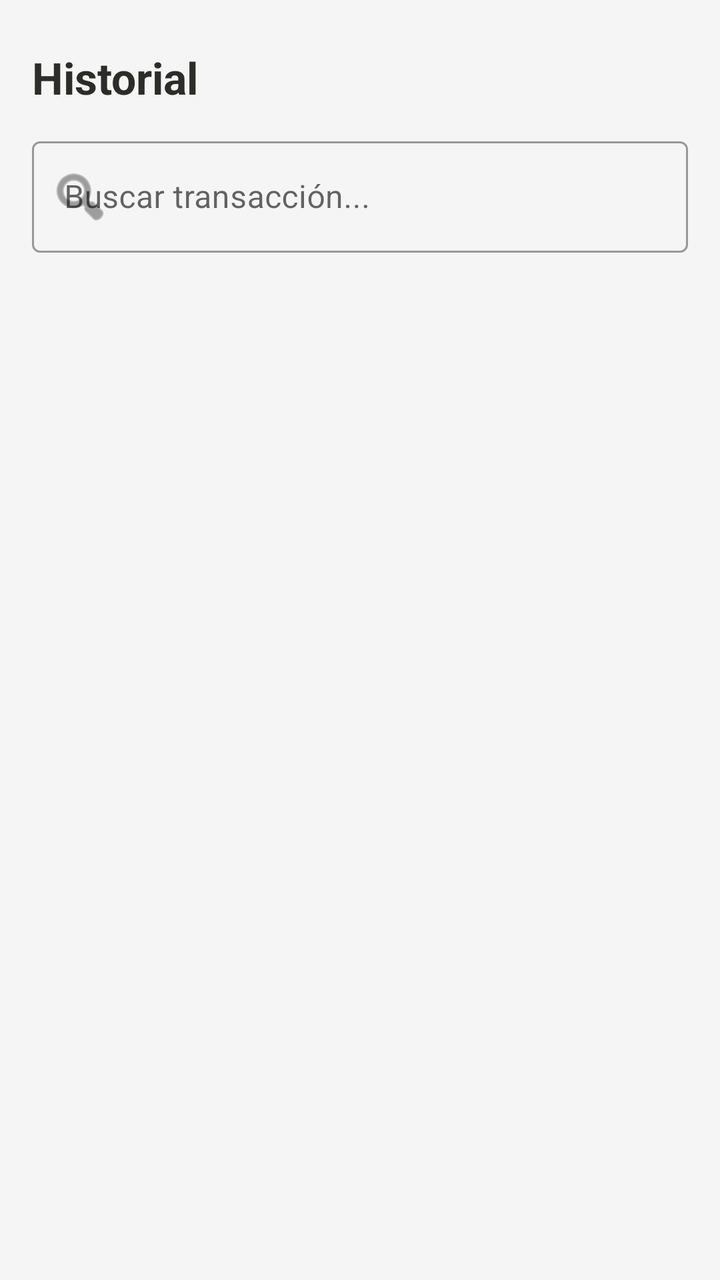
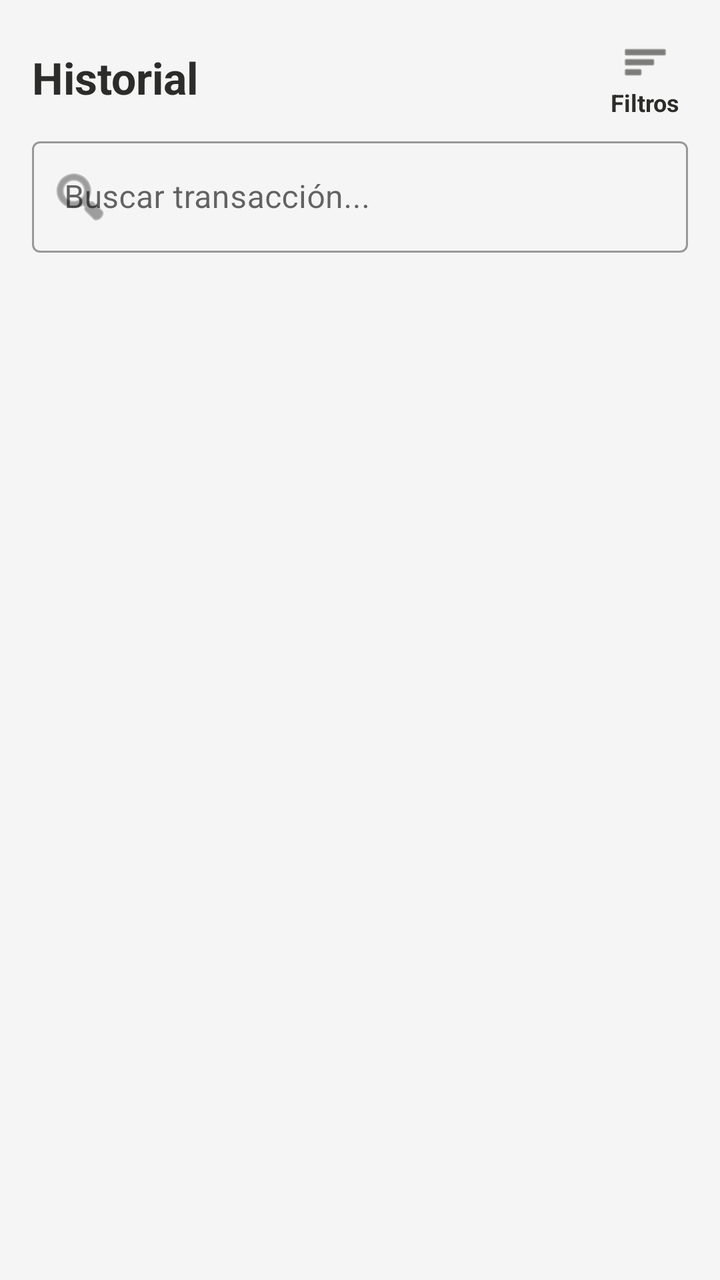

Two renders of the same Android screen: before a commit and after it. Below are the layout's source before the change and the commit's diff.
<!-- AndroidManifest.xml: application theme Theme.WonderBalance -->
<!-- res/layout/fragmento_historial.xml -->
<?xml version="1.0" encoding="utf-8"?>
<androidx.constraintlayout.widget.ConstraintLayout
    xmlns:android="http://schemas.android.com/apk/res/android"
    xmlns:app="http://schemas.android.com/apk/res-auto"
    android:layout_width="match_parent"
    android:layout_height="match_parent"
    android:background="#F5F5F5"
    android:padding="16dp">

    <TextView
        android:id="@+id/txt_titulo"
        android:layout_width="0dp"
        android:layout_height="wrap_content"
        android:text="Historial"
        android:textSize="22sp"
        android:textStyle="bold"
        android:textColor="#2C2C2A"
        android:layout_marginTop="8dp"
        app:layout_constraintTop_toTopOf="parent"
        app:layout_constraintStart_toStartOf="parent"
        app:layout_constraintEnd_toEndOf="parent"/>

    
    <com.google.android.material.textfield.TextInputLayout
        android:id="@+id/campo_busqueda"
        style="@style/Widget.MaterialComponents.TextInputLayout.OutlinedBox"
        android:layout_width="0dp"
        android:layout_height="wrap_content"
        android:hint="Buscar transacción..."
        android:layout_marginTop="12dp"
        app:startIconDrawable="@android:drawable/ic_menu_search"
        app:layout_constraintTop_toBottomOf="@id/txt_titulo"
        app:layout_constraintStart_toStartOf="parent"
        app:layout_constraintEnd_toEndOf="parent">
        <com.google.android.material.textfield.TextInputEditText
            android:id="@+id/et_busqueda"
            android:layout_width="match_parent"
            android:layout_height="wrap_content"
            android:inputType="text"
            android:imeOptions="actionSearch"/>
    </com.google.android.material.textfield.TextInputLayout>

    
    <androidx.recyclerview.widget.RecyclerView
        android:id="@+id/lista_historial"
        android:layout_width="0dp"
        android:layout_height="0dp"
        android:layout_marginTop="12dp"
        app:layout_constraintTop_toBottomOf="@id/campo_busqueda"
        app:layout_constraintBottom_toBottomOf="parent"
        app:layout_constraintStart_toStartOf="parent"
        app:layout_constraintEnd_toEndOf="parent"/>

    
    <TextView
        android:id="@+id/txt_sin_resultados"
        android:layout_width="0dp"
        android:layout_height="wrap_content"
        android:text="No se encontraron resultados"
        android:textColor="#888780"
        android:gravity="center"
        android:visibility="gone"
        app:layout_constraintTop_toBottomOf="@id/campo_busqueda"
        app:layout_constraintStart_toStartOf="parent"
        app:layout_constraintEnd_toEndOf="parent"
        app:layout_constraintBottom_toBottomOf="parent"/>

</androidx.constraintlayout.widget.ConstraintLayout>
<!-- resources referenced by this layout -->
<resources>
  <style name="Theme.WonderBalance" parent="Theme.MaterialComponents.DayNight.NoActionBar">
          <item name="colorPrimary">#7F77DD</item>
          <item name="colorPrimaryVariant">#534AB7</item>
          <item name="colorOnPrimary">@color/white</item>
          <item name="colorSecondary">#5DCAA5</item>
          <item name="colorOnSecondary">@color/white</item>
      </style>
  <color name="white">#FFFFFFFF</color>
</resources>

<!-- the commit's change to res/layout/fragmento_historial.xml (unified diff, before → after) -->
@@ -18,7 +18,37 @@
         android:layout_marginTop="8dp"
         app:layout_constraintTop_toTopOf="parent"
         app:layout_constraintStart_toStartOf="parent"
-        app:layout_constraintEnd_toEndOf="parent"/>
+        app:layout_constraintEnd_toStartOf="@+id/btn_filtrar"/>
+
+    
+    <LinearLayout
+        android:id="@+id/btn_filtrar"
+        android:layout_width="wrap_content"
+        android:layout_height="wrap_content"
+        android:orientation="vertical"
+        android:gravity="center"
+        android:clickable="true"
+        android:focusable="true"
+        android:background="?attr/selectableItemBackgroundBorderless"
+        android:padding="4dp"
+        app:layout_constraintBottom_toBottomOf="@id/txt_titulo"
+        app:layout_constraintEnd_toEndOf="parent"
+        app:layout_constraintTop_toTopOf="@id/txt_titulo">
+
+        <ImageView
+            android:layout_width="24dp"
+            android:layout_height="24dp"
+            android:src="@android:drawable/ic_menu_sort_by_size"
+            app:tint="#2C2C2A" />
+
+        <TextView
+            android:layout_width="wrap_content"
+            android:layout_height="wrap_content"
+            android:text="Filtros"
+            android:textSize="12sp"
+            android:textStyle="bold"
+            android:textColor="#2C2C2A" />
+    </LinearLayout>
 
     
     <com.google.android.material.textfield.TextInputLayout
